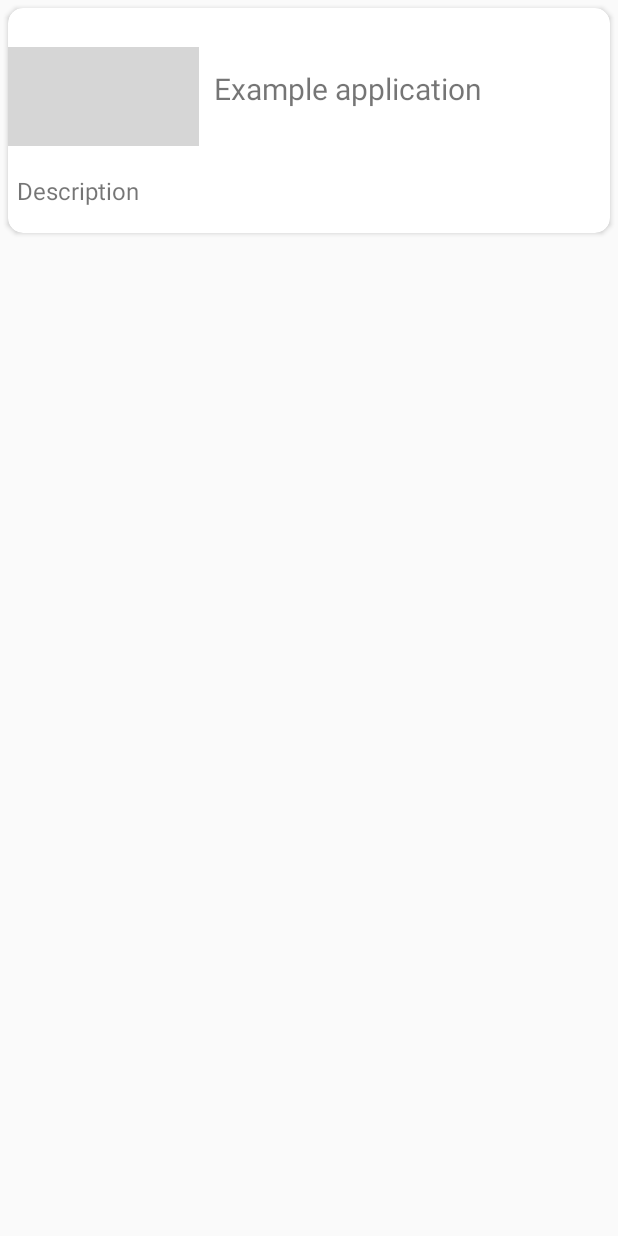
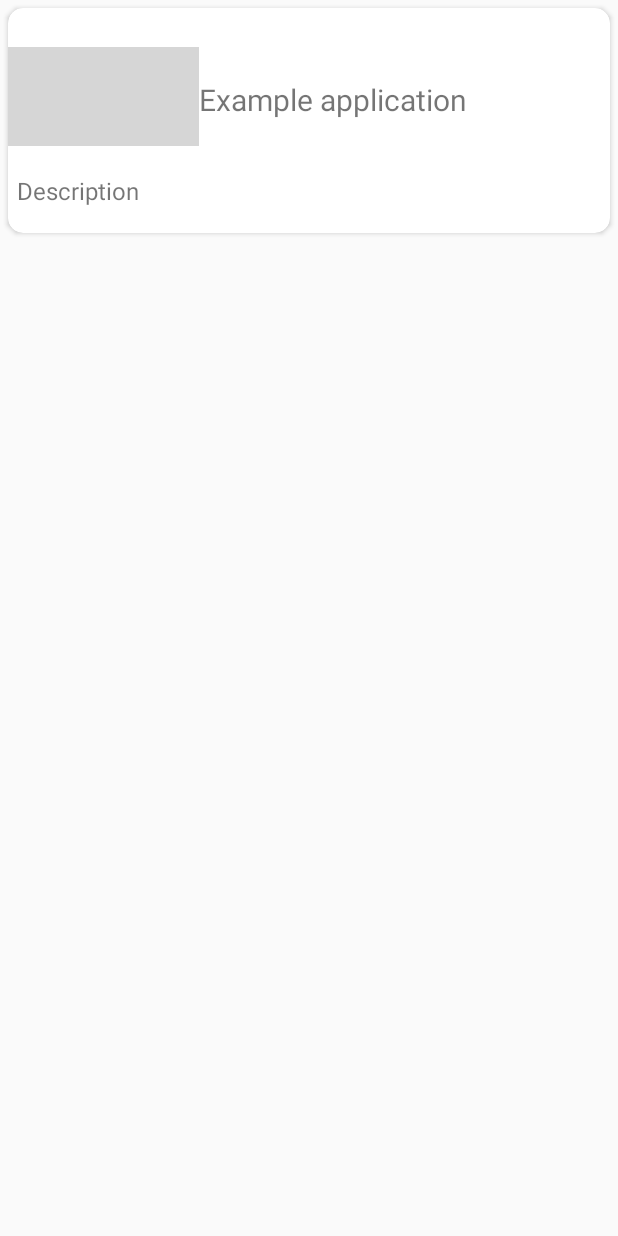
Before and after one commit to PichCa/MyApplication, an Android app: the layout row_layout.xml on its own in the app's theme, with its tools: preview values and no code run, on a phone screen of 412 x 824 dp. Run offline under Robolectric (Android 15) with nearby library versions, the phone set to English and light mode, and no system bars; grey boxes are pictures that could not be loaded.

Commit message:
Ajout de la deuxième fenêtre

```diff
--- a/app/src/main/AndroidManifest.xml
+++ b/app/src/main/AndroidManifest.xml
@@ -1,8 +1,8 @@
 <?xml version="1.0" encoding="utf-8"?>
 <manifest xmlns:android="http://schemas.android.com/apk/res/android"
     package="com.example.myapplication">
-<!--Il faut donner la permission d'aller sur internet à l'app pour faire appel à l'API-->
-    <uses-permission android:name="android.permission.INTERNET"/>
+    <!-- Il faut donner la permission d'aller sur internet à l'app pour faire appel à l'API -->
+    <uses-permission android:name="android.permission.INTERNET" />
 
     <application
         android:allowBackup="true"
@@ -11,6 +11,7 @@
         android:roundIcon="@mipmap/ic_launcher_round"
         android:supportsRtl="true"
         android:theme="@style/AppTheme">
+        <activity android:name=".SecondActivity"></activity>
         <activity android:name=".MainActivity">
             <intent-filter>
                 <action android:name="android.intent.action.MAIN" />
--- a/app/src/main/res/layout/row_layout.xml
+++ b/app/src/main/res/layout/row_layout.xml
@@ -38,16 +38,16 @@
 
         <TextView
             android:id="@+id/firstLine"
-            android:layout_width="267dp"
-            android:layout_height="96dp"
+            android:layout_width="273dp"
+            android:layout_height="112dp"
             android:layout_alignWithParentIfMissing="true"
             android:layout_above="@id/secondLine"
             android:layout_alignParentTop="true"
             android:layout_alignParentRight="true"
-            android:layout_marginLeft="4dp"
-            android:layout_marginTop="9dp"
-            android:layout_marginRight="4dp"
-            android:layout_marginBottom="12dp"
+            android:layout_marginLeft="-6dp"
+            android:layout_marginTop="5dp"
+            android:layout_marginRight="8dp"
+            android:layout_marginBottom="-6dp"
             android:layout_toRightOf="@id/icon"
             android:gravity="center_vertical"
             android:text="Example application"
```
Also changed, not shown: app/src/main/java/com/example/myapplication/Brewery.java (+10 -10 lines), app/src/main/java/com/example/myapplication/MainActivity.java (+19 -1 lines), app/src/main/java/com/example/myapplication/MyAdapter.java (+16 -6 lines), app/src/main/java/com/example/myapplication/SecondActivity.java (added, +23 -0 lines), app/src/main/res/layout/activity_main.xml (+0 -13 lines), app/src/main/res/layout/activity_second.xml (added, +9 -0 lines).
